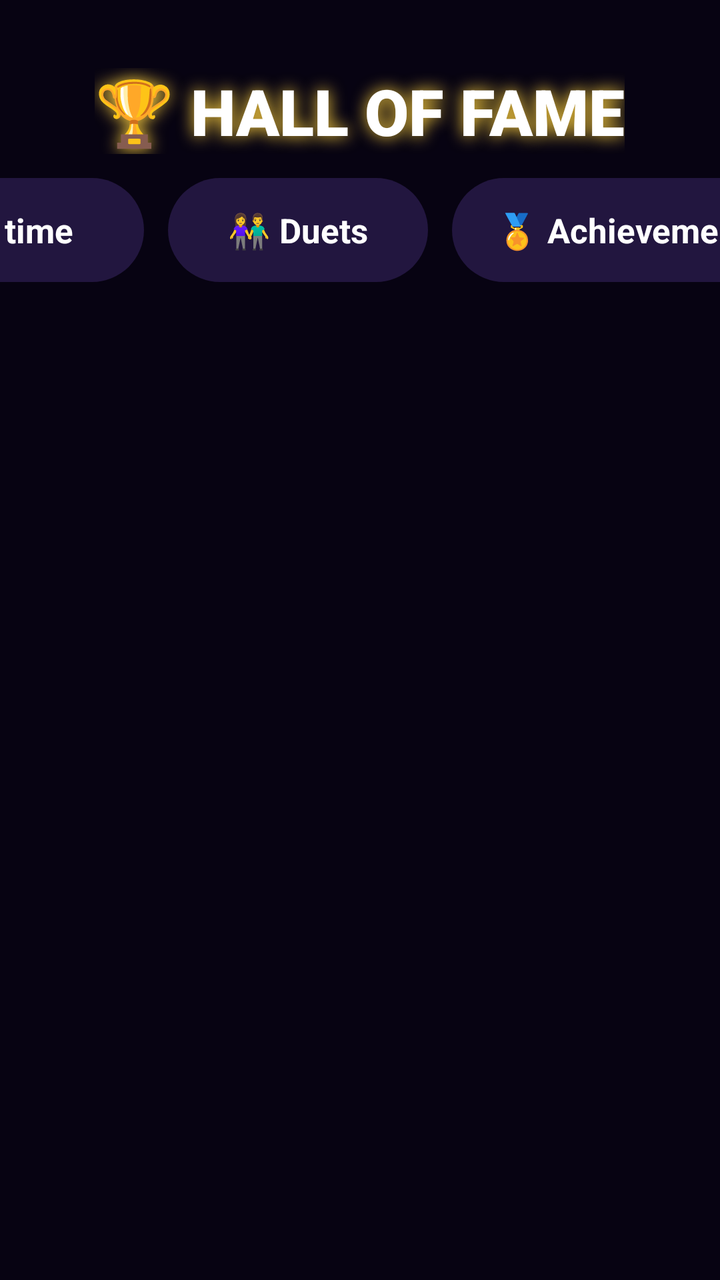
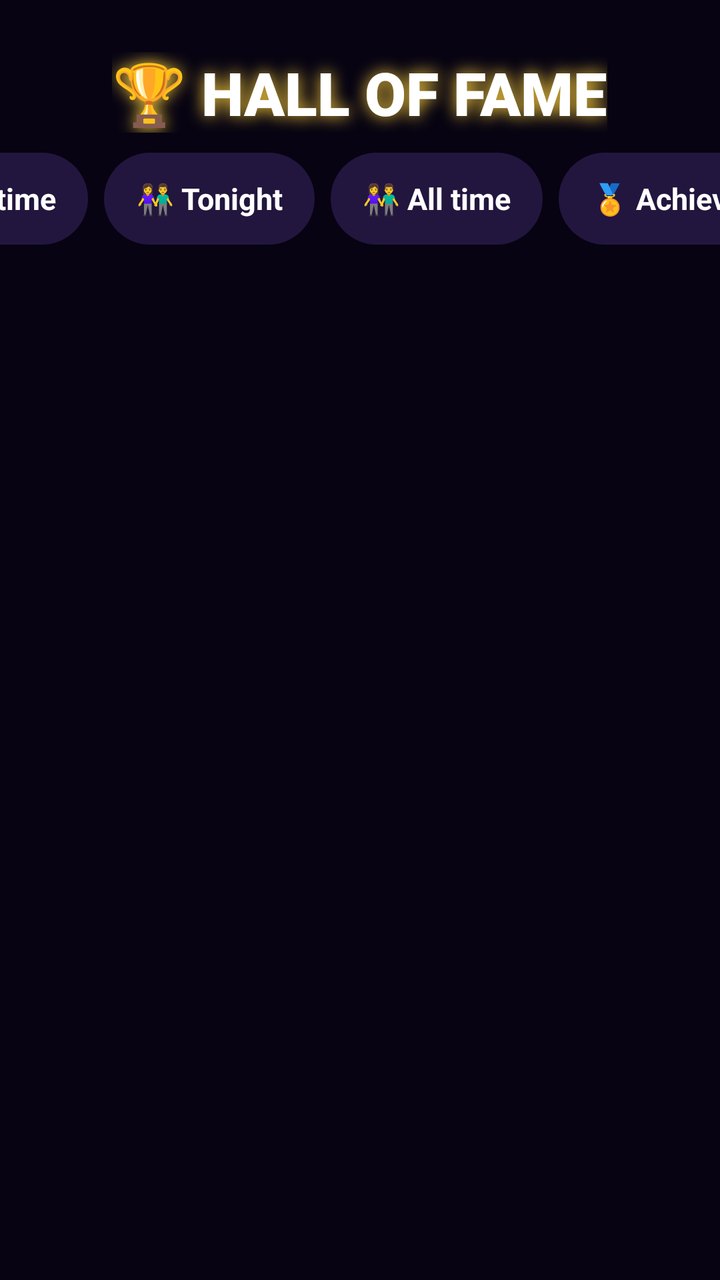

The first picture is an Android layout as it rendered before a commit; the second is the same layout after the commit. The layout source and the unified diff follow.
<!-- AndroidManifest.xml: application theme Theme.KaraokeTV -->
<!-- res/layout/leaderboard.xml -->
<?xml version="1.0" encoding="utf-8"?>
<FrameLayout xmlns:android="http://schemas.android.com/apk/res/android"
    android:layout_width="match_parent"
    android:layout_height="match_parent"
    android:background="@color/scrim_strong"
    android:clickable="true">

    <LinearLayout
        android:layout_width="780dp"
        android:layout_height="wrap_content"
        android:layout_gravity="top|center_horizontal"
        android:layout_marginTop="34dp"
        android:gravity="center_horizontal"
        android:orientation="vertical">

        <TextView
            android:layout_width="wrap_content"
            android:layout_height="wrap_content"
            android:fontFamily="sans-serif-black"
            android:shadowColor="@color/gold"
            android:shadowRadius="20"
            android:text="🏆 HALL OF FAME"
            android:textColor="#FFFFFF"
            android:textSize="32sp" />

        <LinearLayout
            android:layout_width="wrap_content"
            android:layout_height="wrap_content"
            android:layout_marginTop="12dp"
            android:orientation="horizontal">

            <TextView
                android:id="@+id/tabTonight"
                style="@style/TvButton"
                android:text="Tonight" />

            <TextView
                android:id="@+id/tabAll"
                style="@style/TvButton"
                android:layout_marginStart="12dp"
                android:text="All time" />

            <TextView
                android:id="@+id/tabDuets"
                style="@style/TvButton"
                android:layout_marginStart="12dp"
                android:text="👫 Duets" />

            <TextView
                android:id="@+id/tabAch"
                style="@style/TvButton"
                android:layout_marginStart="12dp"
                android:text="🏅 Achievements" />

            
            <TextView
                android:id="@+id/boardClose"
                style="@style/TvButton.Primary"
                android:layout_marginStart="24dp"
                android:text="← Back" />
        </LinearLayout>

        
        <LinearLayout
            android:id="@+id/podium"
            android:layout_width="match_parent"
            android:layout_height="wrap_content"
            android:layout_marginTop="16dp"
            android:gravity="bottom|center_horizontal"
            android:orientation="horizontal" />

        <LinearLayout
            android:id="@+id/boardRows"
            android:layout_width="match_parent"
            android:layout_height="wrap_content"
            android:layout_marginTop="10dp"
            android:orientation="vertical" />

        <TextView
            android:id="@+id/boardEmpty"
            android:layout_width="wrap_content"
            android:layout_height="wrap_content"
            android:layout_marginTop="40dp"
            android:gravity="center"
            android:text="No scores yet. Grab a mic! 🎤"
            android:textColor="@color/text_dim"
            android:textSize="20sp"
            android:visibility="gone" />

        
        <ScrollView
            android:id="@+id/boardAchScroll"
            android:layout_width="match_parent"
            android:layout_height="350dp"
            android:layout_marginTop="14dp"
            android:fadingEdgeLength="24dp"
            android:requiresFadingEdge="vertical"
            android:scrollbars="none"
            android:visibility="gone">

            <LinearLayout
                android:id="@+id/boardAchRows"
                android:layout_width="match_parent"
                android:layout_height="wrap_content"
                android:orientation="vertical"
                android:paddingTop="4dp"
                android:paddingBottom="4dp" />
        </ScrollView>
    </LinearLayout>
</FrameLayout>
<!-- resources referenced by this layout -->
<resources>
  <color name="gold">#FFD23F</color>
  <color name="scrim_strong">#F5080412</color>
  <color name="text_dim">#B9AEDB</color>
  <style name="TvButton">
          <item name="android:layout_width">wrap_content</item>
          <item name="android:layout_height">52dp</item>
          <item name="android:minWidth">130dp</item>
          <item name="android:gravity">center</item>
          <item name="android:paddingStart">22dp</item>
          <item name="android:paddingEnd">22dp</item>
          <item name="android:background">@drawable/chip_bg</item>
          <item name="android:focusable">true</item>
          <item name="android:clickable">true</item>
          <item name="android:textColor">@color/text_main</item>
          <item name="android:textSize">17sp</item>
          <item name="android:textStyle">bold</item>
          <item name="android:maxLines">1</item>
      </style>
  <style name="TvButton.Primary">
          <item name="android:background">@drawable/btn_primary</item>
      </style>
  <style name="Theme.KaraokeTV" parent="android:Theme.Material.NoActionBar.Fullscreen">
          <item name="android:windowBackground">@color/bg_deep</item>
          <item name="android:colorAccent">@color/neon_pink</item>
          <item name="android:textColorPrimary">@color/text_main</item>
          <item name="android:textColor">@color/text_main</item>
          <item name="android:textColorHint">@color/text_dim</item>
          <item name="android:windowAnimationStyle">@null</item>
      </style>
  <!-- drawable chip_bg (drawable) -->
  <?xml version="1.0" encoding="utf-8"?>
  <selector xmlns:android="http://schemas.android.com/apk/res/android">
      <item android:state_focused="true">
          <shape>
              <solid android:color="@color/neon_pink" />
              <corners android:radius="26dp" />
          </shape>
      </item>
      <item android:state_selected="true">
          <shape>
              <solid android:color="#4A2A7A" />
              <stroke android:width="2dp" android:color="@color/neon_cyan" />
              <corners android:radius="26dp" />
          </shape>
      </item>
      <item>
          <shape>
              <solid android:color="#CC2A1B4A" />
              <corners android:radius="26dp" />
          </shape>
      </item>
  </selector>
  <color name="text_main">#FFFFFF</color>
  <!-- drawable btn_primary (drawable) -->
  <?xml version="1.0" encoding="utf-8"?>
  <selector xmlns:android="http://schemas.android.com/apk/res/android">
      <item android:state_focused="true">
          <shape>
              <gradient android:angle="0" android:startColor="#FF5DB8" android:endColor="#9B5CFF" />
              <stroke android:width="3dp" android:color="#FFFFFF" />
              <corners android:radius="26dp" />
          </shape>
      </item>
      <item>
          <shape>
              <gradient android:angle="0" android:startColor="#C02A80" android:endColor="#6A3AB8" />
              <corners android:radius="26dp" />
          </shape>
      </item>
  </selector>
  <color name="bg_deep">#0B0614</color>
  <color name="neon_pink">#FF3DA5</color>
  <color name="neon_cyan">#2EE6FF</color>
</resources>

<!-- the commit's change to res/layout/leaderboard.xml (unified diff, before → after) -->
@@ -6,10 +6,11 @@
     android:clickable="true">
 
     <LinearLayout
-        android:layout_width="780dp"
-        android:layout_height="wrap_content"
+        android:layout_width="900dp"
+        android:layout_height="match_parent"
         android:layout_gravity="top|center_horizontal"
-        android:layout_marginTop="34dp"
+        android:layout_marginTop="26dp"
+        android:layout_marginBottom="14dp"
         android:gravity="center_horizontal"
         android:orientation="vertical">
 
@@ -21,60 +22,128 @@
             android:shadowRadius="20"
             android:text="🏆 HALL OF FAME"
             android:textColor="#FFFFFF"
-            android:textSize="32sp" />
+            android:textSize="30sp" />
 
+        
         <LinearLayout
             android:layout_width="wrap_content"
             android:layout_height="wrap_content"
-            android:layout_marginTop="12dp"
+            android:layout_marginTop="10dp"
             android:orientation="horizontal">
 
             <TextView
                 android:id="@+id/tabTonight"
                 style="@style/TvButton"
-                android:text="Tonight" />
+                android:layout_height="46dp"
+                android:minWidth="0dp"
+                android:paddingStart="16dp"
+                android:paddingEnd="16dp"
+                android:contentDescription="Solo, tonight"
+                android:text="🎤 Tonight"
+                android:textSize="15sp" />
 
             <TextView
                 android:id="@+id/tabAll"
                 style="@style/TvButton"
-                android:layout_marginStart="12dp"
-                android:text="All time" />
+                android:layout_height="46dp"
+                android:layout_marginStart="8dp"
+                android:minWidth="0dp"
+                android:paddingStart="16dp"
+                android:paddingEnd="16dp"
+                android:contentDescription="Solo, all time"
+                android:text="🎤 All time"
+                android:textSize="15sp" />
 
             <TextView
-                android:id="@+id/tabDuets"
+                android:id="@+id/tabDuetsTonight"
                 style="@style/TvButton"
-                android:layout_marginStart="12dp"
-                android:text="👫 Duets" />
+                android:layout_height="46dp"
+                android:layout_marginStart="8dp"
+                android:minWidth="0dp"
+                android:paddingStart="16dp"
+                android:paddingEnd="16dp"
+                android:contentDescription="Duets, tonight"
+                android:text="👫 Tonight"
+                android:textSize="15sp" />
+
+            <TextView
+                android:id="@+id/tabDuetsAll"
+                style="@style/TvButton"
+                android:layout_height="46dp"
+                android:layout_marginStart="8dp"
+                android:minWidth="0dp"
+                android:paddingStart="16dp"
+                android:paddingEnd="16dp"
+                android:contentDescription="Duets, all time"
+                android:text="👫 All time"
+                android:textSize="15sp" />
 
             <TextView
                 android:id="@+id/tabAch"
                 style="@style/TvButton"
-                android:layout_marginStart="12dp"
-                android:text="🏅 Achievements" />
+                android:layout_height="46dp"
+                android:layout_marginStart="8dp"
+                android:minWidth="0dp"
+                android:paddingStart="16dp"
+                android:paddingEnd="16dp"
+                android:text="🏅 Achievements"
+                android:textSize="15sp" />
 
             
             <TextView
                 android:id="@+id/boardClose"
                 style="@style/TvButton.Primary"
-                android:layout_marginStart="24dp"
-                android:text="← Back" />
+                android:layout_height="46dp"
+                android:layout_marginStart="18dp"
+                android:minWidth="0dp"
+                android:paddingStart="18dp"
+                android:paddingEnd="18dp"
+                android:text="← Back"
+                android:textSize="15sp" />
         </LinearLayout>
 
+        <TextView
+            android:id="@+id/boardHint"
+            android:layout_width="wrap_content"
+            android:layout_height="wrap_content"
+            android:layout_marginTop="4dp"
+            android:textColor="@color/text_dim"
+            android:textSize="12sp" />
+
         
-        <LinearLayout
-            android:id="@+id/podium"
+        <ScrollView
+            android:id="@+id/boardScroll"
             android:layout_width="match_parent"
-            android:layout_height="wrap_content"
-            android:layout_marginTop="16dp"
-            android:gravity="bottom|center_horizontal"
-            android:orientation="horizontal" />
+            android:layout_height="0dp"
+            android:layout_marginTop="4dp"
+            android:layout_weight="1"
+            android:fadingEdgeLength="24dp"
+            android:requiresFadingEdge="vertical"
+            android:scrollbars="none">
 
-        <LinearLayout
-            android:id="@+id/boardRows"
-            android:layout_width="match_parent"
-            android:layout_height="wrap_content"
-            android:layout_marginTop="10dp"
-            android:orientation="vertical" />
+            <LinearLayout
+                android:layout_width="match_parent"
+                android:layout_height="wrap_content"
+                android:orientation="vertical"
+                android:paddingBottom="8dp">
+
+                
+                <LinearLayout
+                    android:id="@+id/podium"
+                    android:layout_width="match_parent"
+                    android:layout_height="wrap_content"
+                    android:layout_marginTop="8dp"
+                    android:gravity="bottom|center_horizontal"
+                    android:orientation="horizontal" />
+
+                <LinearLayout
+                    android:id="@+id/boardRows"
+                    android:layout_width="match_parent"
+                    android:layout_height="wrap_content"
+                    android:layout_marginTop="10dp"
+                    android:orientation="vertical" />
+            </LinearLayout>
+        </ScrollView>
 
         <TextView
             android:id="@+id/boardEmpty"
@@ -91,8 +160,9 @@
         <ScrollView
             android:id="@+id/boardAchScroll"
             android:layout_width="match_parent"
-            android:layout_height="350dp"
-            android:layout_marginTop="14dp"
+            android:layout_height="0dp"
+            android:layout_marginTop="10dp"
+            android:layout_weight="1"
             android:fadingEdgeLength="24dp"
             android:requiresFadingEdge="vertical"
             android:scrollbars="none"
